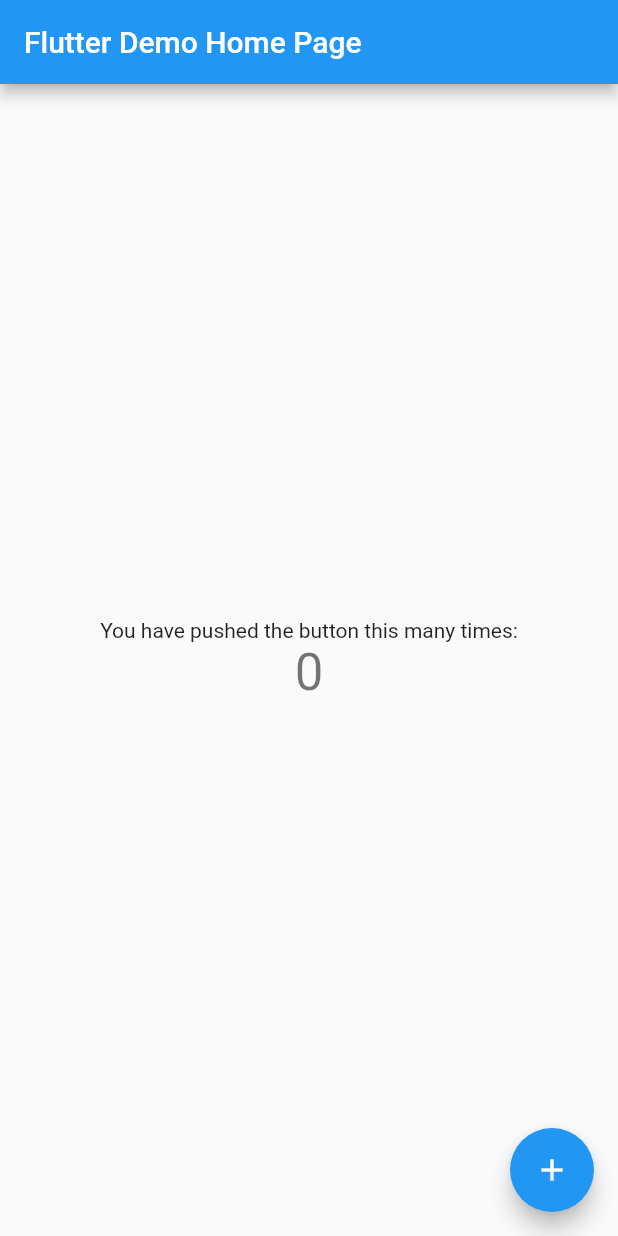
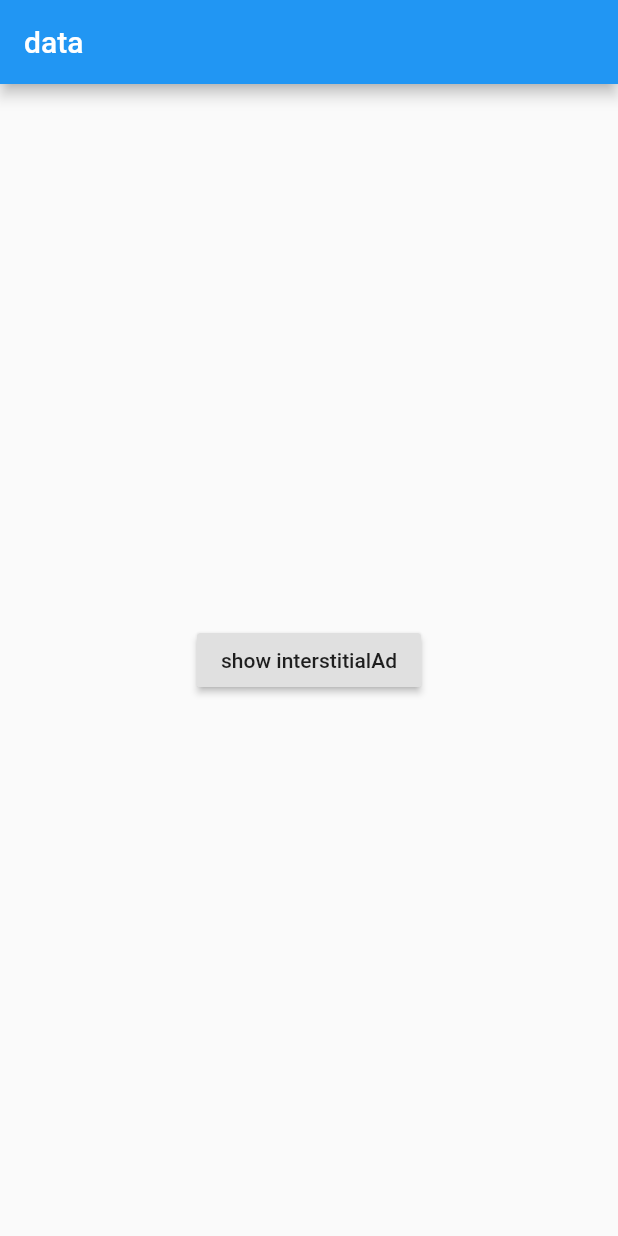
Before and after one commit to ab3masta/flutter_add_ads, a Flutter app: the screen it shows after launch, on a phone screen of 412 x 824 dp. Run offline on Flutter 3.47's test engine with Material 2 defaults, Android fonts, the phone set to English and light mode, and no system bars; missing offline and left inert: firebase_admob; accounts and stored records are empty.

Commit message:
finnished first exemple of ads

```diff
--- /dev/null
+++ b/lib/homePage.dart
@@ -0,0 +1,72 @@
+import 'package:firebase_admob/firebase_admob.dart';
+import 'package:flutter/material.dart';
+
+const String testDevice = 'MObile_id';
+// const String testDevice = 'DF6865A02B1A0D40C2E98CCEF30E3226'; // for real ads
+class HomePage extends StatefulWidget {
+  @override
+  _HomePageState createState() => _HomePageState();
+}
+
+class _HomePageState extends State<HomePage> {
+  static const MobileAdTargetingInfo targetingInfo = MobileAdTargetingInfo(
+    testDevices: testDevice != null ? <String>[testDevice] : null,
+    nonPersonalizedAds: true,
+    keywords: <String>['Game', 'Mario'],
+  );
+  BannerAd _bannerAd;
+  InterstitialAd _interstitialAd;
+
+  BannerAd createBannerAd() {
+    return BannerAd(
+        adUnitId: BannerAd.testAdUnitId, //change BannerAd.testAdUnitId for real ads
+        size: AdSize.banner,
+        targetingInfo: targetingInfo,
+        listener: (MobileAdEvent event) {
+          print("BannerAd $event");
+        });
+  }
+
+  InterstitialAd createInterstitialAd() {
+    return InterstitialAd(
+        adUnitId: InterstitialAd.testAdUnitId,//change InterstitialAd.testAdUnitId for real ads
+        targetingInfo: targetingInfo,
+        listener: (MobileAdEvent event) {
+          print("InterstitialAd $event");
+        });
+  }
+
+  @override
+  void initState() {
+    super.initState();
+    FirebaseAdMob.instance.initialize(appId: BannerAd.testAdUnitId); //change BannerAd.testAdUnitId to appid for real ads
+    _bannerAd = createBannerAd()
+      ..load()
+      ..show();
+  }
+
+  @override
+  void dispose() {
+    super.dispose();
+    _bannerAd.dispose();
+    _interstitialAd.dispose();
+  }
+
+  @override
+  Widget build(BuildContext context) {
+    return Scaffold(
+      appBar: AppBar(
+        title: Text("data"),
+      ),
+      body: Container(
+        child: Center(
+          child: RaisedButton(onPressed: (){
+            createInterstitialAd()
+      ..load()
+      ..show();
+          },child: Text("show interstitialAd"),),
+        ),
+      ),
+    );
+  }
+}
--- a/lib/main.dart
+++ b/lib/main.dart
@@ -1,4 +1,5 @@
 import 'package:flutter/material.dart';
+import 'package:flutter_add_ads/homePage.dart';
 
 void main() => runApp(MyApp());
 
@@ -9,103 +10,10 @@ class MyApp extends StatelessWidget {
     return MaterialApp(
       title: 'Flutter Demo',
       theme: ThemeData(
-        // This is the theme of your application.
-        //
-        // Try running your application with "flutter run". You'll see the
-        // application has a blue toolbar. Then, without quitting the app, try
-        // changing the primarySwatch below to Colors.green and then invoke
-        // "hot reload" (press "r" in the console where you ran "flutter run",
-        // or simply save your changes to "hot reload" in a Flutter IDE).
-        // Notice that the counter didn't reset back to zero; the application
-        // is not restarted.
         primarySwatch: Colors.blue,
       ),
-      home: MyHomePage(title: 'Flutter Demo Home Page'),
+      home: HomePage(),
+      debugShowCheckedModeBanner: false,
     );
   }
 }
-
-class MyHomePage extends StatefulWidget {
-  MyHomePage({Key key, this.title}) : super(key: key);
-
-  // This widget is the home page of your application. It is stateful, meaning
-  // that it has a State object (defined below) that contains fields that affect
-  // how it looks.
-
-  // This class is the configuration for the state. It holds the values (in this
-  // case the title) provided by the parent (in this case the App widget) and
-  // used by the build method of the State. Fields in a Widget subclass are
-  // always marked "final".
-
-  final String title;
-
-  @override
-  _MyHomePageState createState() => _MyHomePageState();
-}
-
-class _MyHomePageState extends State<MyHomePage> {
-  int _counter = 0;
-
-  void _incrementCounter() {
-    setState(() {
-      // This call to setState tells the Flutter framework that something has
-      // changed in this State, which causes it to rerun the build method below
-      // so that the display can reflect the updated values. If we changed
-      // _counter without calling setState(), then the build method would not be
-      // called again, and so nothing would appear to happen.
-      _counter++;
-    });
-  }
-
-  @override
-  Widget build(BuildContext context) {
-    // This method is rerun every time setState is called, for instance as done
-    // by the _incrementCounter method above.
-    //
-    // The Flutter framework has been optimized to make rerunning build methods
-    // fast, so that you can just rebuild anything that needs updating rather
-    // than having to individually change instances of widgets.
-    return Scaffold(
-      appBar: AppBar(
-        // Here we take the value from the MyHomePage object that was created by
-        // the App.build method, and use it to set our appbar title.
-        title: Text(widget.title),
-      ),
-      body: Center(
-        // Center is a layout widget. It takes a single child and positions it
-        // in the middle of the parent.
-        child: Column(
-          // Column is also a layout widget. It takes a list of children and
-          // arranges them vertically. By default, it sizes itself to fit its
-          // children horizontally, and tries to be as tall as its parent.
-          //
-          // Invoke "debug painting" (press "p" in the console, choose the
-          // "Toggle Debug Paint" action from the Flutter Inspector in Android
-          // Studio, or the "Toggle Debug Paint" command in Visual Studio Code)
-          // to see the wireframe for each widget.
-          //
-          // Column has various properties to control how it sizes itself and
-          // how it positions its children. Here we use mainAxisAlignment to
-          // center the children vertically; the main axis here is the vertical
-          // axis because Columns are vertical (the cross axis would be
-          // horizontal).
-          mainAxisAlignment: MainAxisAlignment.center,
-          children: <Widget>[
-            Text(
-              'You have pushed the button this many times:',
-            ),
-            Text(
-              '$_counter',
-              style: Theme.of(context).textTheme.display1,
-            ),
-          ],
-        ),
-      ),
-      floatingActionButton: FloatingActionButton(
-        onPressed: _incrementCounter,
-        tooltip: 'Increment',
-        child: Icon(Icons.add),
-      ), // This trailing comma makes auto-formatting nicer for build methods.
-    );
-  }
-}
--- a/pubspec.yaml
+++ b/pubspec.yaml
@@ -23,6 +23,7 @@ dependencies:
   # The following adds the Cupertino Icons font to your application.
   # Use with the CupertinoIcons class for iOS style icons.
   cupertino_icons: ^0.1.2
+  firebase_admob: ^0.9.3+2
 
 dev_dependencies:
   flutter_test:
```
Also changed, not shown: pubspec.lock, 1 other file.
